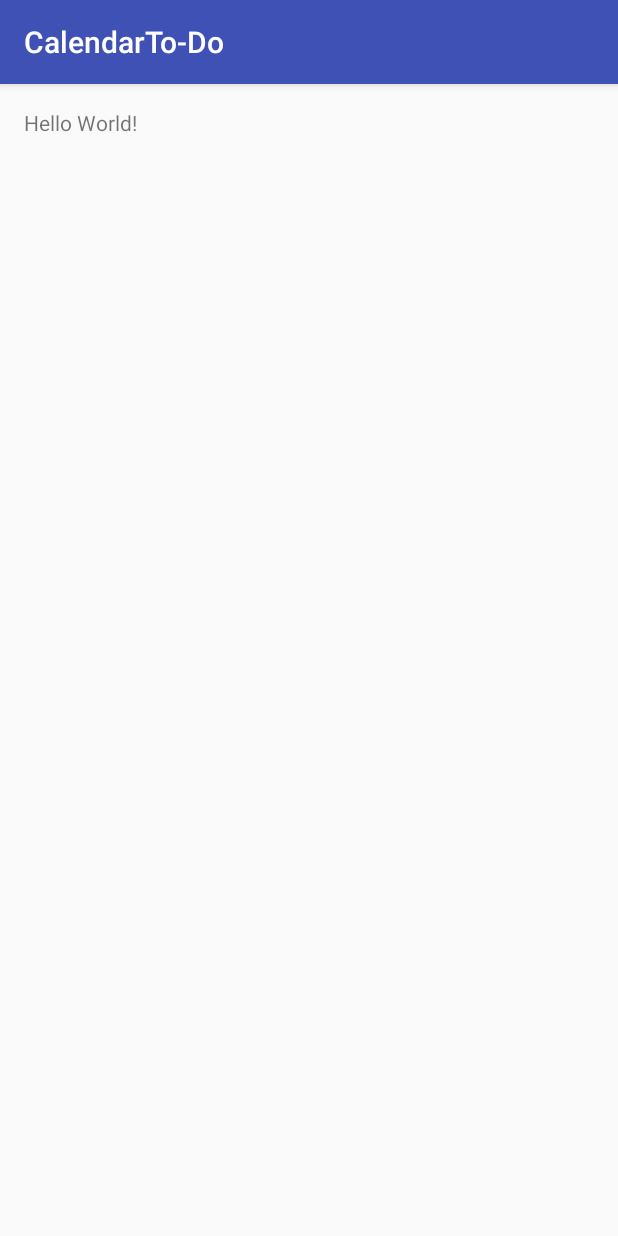
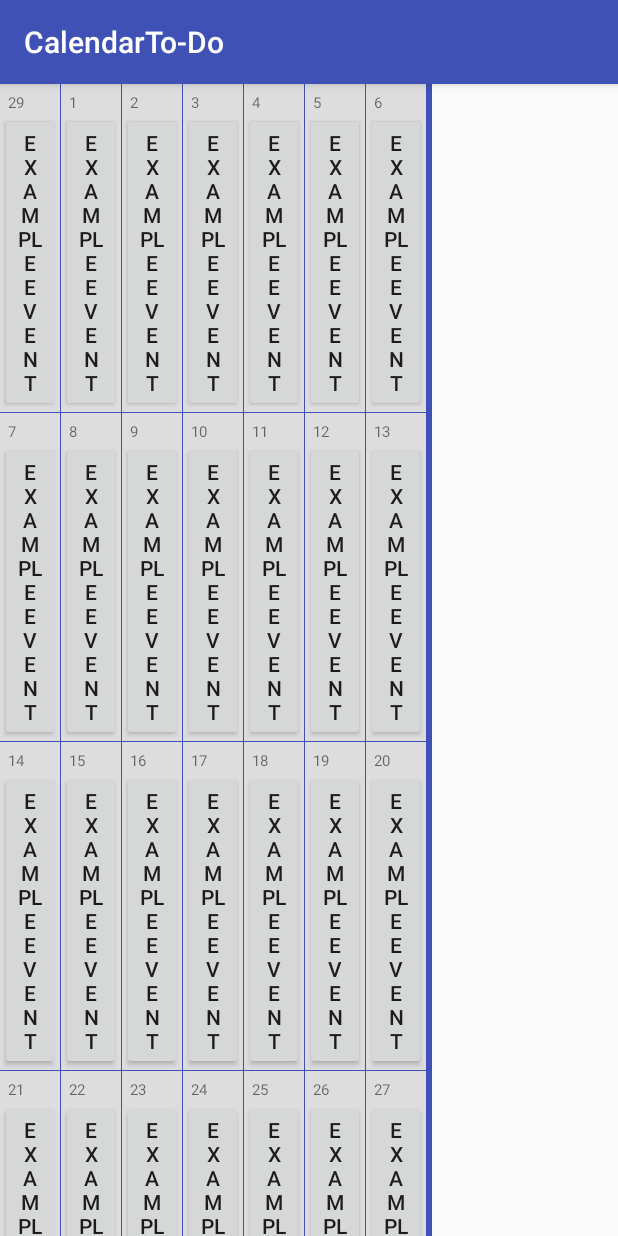
Before and after one commit to rgrambo/calendar-todo, an Android app: the screen it shows after launch (MainActivity), on a phone screen of 412 x 824 dp. Run offline under Robolectric (Android 15) with nearby library versions, the phone set to English and light mode, and no system bars.

Commit message:
Calendar Working

```diff
--- a/CalendarTo-Do/app/build.gradle
+++ b/CalendarTo-Do/app/build.gradle
@@ -23,4 +23,6 @@ dependencies {
     compile fileTree(dir: 'libs', include: ['*.jar'])
     testCompile 'junit:junit:4.12'
     compile 'com.android.support:appcompat-v7:23.1.1'
+    compile 'com.android.support:support-v4:23.1.1'
+    compile 'joda-time:joda-time:2.9.2'
 }
--- /dev/null
+++ b/CalendarTo-Do/app/src/main/java/edu/uw/rgrambo/calendarto_do/CalendarDayAdapter.java
@@ -0,0 +1,83 @@
+package edu.uw.rgrambo.calendarto_do;
+
+import android.content.Context;
+import android.graphics.Color;
+import android.view.LayoutInflater;
+import android.view.View;
+import android.view.ViewGroup;
+import android.widget.BaseAdapter;
+import android.widget.Button;
+import android.widget.LinearLayout;
+import android.widget.TextView;
+
+import org.joda.time.DateTime;
+
+import java.util.Calendar;
+import java.util.Date;
+
+/**
+ * Created by rossgrambo on 2/25/16.
+ */
+public class CalendarDayAdapter extends BaseAdapter {
+    private Context context;
+    private final DateTime[] dates;
+
+    public CalendarDayAdapter(Context context, DateTime[] dates) {
+        this.context = context;
+        this.dates = dates;
+    }
+
+    public View getView(int position, View convertView, ViewGroup parent) {
+
+        LayoutInflater inflater = (LayoutInflater) context
+                .getSystemService(Context.LAYOUT_INFLATER_SERVICE);
+
+        View gridView;
+
+        if (convertView == null) {
+
+            gridView = new View(context);
+
+            // get layout from mobile.xml
+            gridView = inflater.inflate(R.layout.calendar_day, null);
+
+            TextView test = (Button) gridView
+                    .findViewById(R.id.calendarDayButton);
+
+            test.setText("Example Event");
+
+            // set value into textview
+            TextView textView = (TextView) gridView
+                    .findViewById(R.id.calendarDayNumber);
+
+            textView.setText(dates[position].dayOfMonth().getAsText());
+
+            // Set BackgroundColor appropriately
+            if (dates[position].getMonthOfYear() != DateTime.now().getMonthOfYear()) {
+                ((LinearLayout)gridView.findViewById(R.id.calendarDay))
+                        .setBackgroundColor(context.getResources().getColor(R.color.calendarDayOtherBackground));
+            }
+
+        } else {
+            gridView = (View) convertView;
+        }
+
+        return gridView;
+    }
+
+    @Override
+    public int getCount() {
+        return dates.length;
+    }
+
+    @Override
+    public Object getItem(int position) {
+        return null;
+    }
+
+    @Override
+    public long getItemId(int position) {
+        return 0;
+    }
+
+}
--- a/CalendarTo-Do/app/src/main/java/edu/uw/rgrambo/calendarto_do/MainActivity.java
+++ b/CalendarTo-Do/app/src/main/java/edu/uw/rgrambo/calendarto_do/MainActivity.java
@@ -1,13 +1,31 @@
 package edu.uw.rgrambo.calendarto_do;
 
+import android.net.Uri;
 import android.support.v7.app.AppCompatActivity;
 import android.os.Bundle;
+import android.view.View;
 
-public class MainActivity extends AppCompatActivity {
+import java.util.Date;
+
+import layout.CalendarFragment;
+import layout.ToDoFragment;
+
+public class MainActivity extends AppCompatActivity implements CalendarFragment.OnCalendarDayInteractionListener {
 
     @Override
     protected void onCreate(Bundle savedInstanceState) {
         super.onCreate(savedInstanceState);
         setContentView(R.layout.activity_main);
+
+        if (savedInstanceState == null) {
+            getSupportFragmentManager().beginTransaction()
+                    .add(R.id.leftContainer, new CalendarFragment())
+                    //.add(R.id.rightContainer, new ToDoFragment())
+                    .commit();
+        }
+    }
+
+    public void onCalendarDayInteraction(Date date) {
+
     }
 }
--- /dev/null
+++ b/CalendarTo-Do/app/src/main/java/layout/CalendarFragment.java
@@ -0,0 +1,119 @@
+package layout;
+
+import android.content.Context;
+import android.net.Uri;
+import android.os.Bundle;
+import android.os.Debug;
+import android.support.v4.app.Fragment;
+import android.util.Log;
+import android.view.LayoutInflater;
+import android.view.View;
+import android.view.ViewGroup;
+import android.widget.ArrayAdapter;
+import android.widget.GridView;
+
+import org.joda.time.DateTime;
+
+import java.util.Calendar;
+import java.util.Date;
+
+import edu.uw.rgrambo.calendarto_do.CalendarDayAdapter;
+import edu.uw.rgrambo.calendarto_do.R;
+
+/**
+ * A simple {@link Fragment} subclass.
+ * Activities that contain this fragment must implement the
+ * {@link CalendarFragment.OnCalendarDayInteractionListener} interface
+ * to handle interaction events.
+ * Use the {@link CalendarFragment#newInstance} factory method to
+ * create an instance of this fragment.
+ */
+public class CalendarFragment extends Fragment {
+    private OnCalendarDayInteractionListener mListener;
+
+    private GridView gridView;
+
+    // Required Empty Constructor
+    public CalendarFragment() {}
+
+    /**
+     * Use this factory method to create a new instance of this fragment
+     *
+     * @return A new instance of fragment CalendarFragment.
+     */
+    public static CalendarFragment newInstance() {
+        CalendarFragment fragment = new CalendarFragment();
+        return fragment;
+    }
+
+    @Override
+    public void onCreate(Bundle savedInstanceState) {
+        super.onCreate(savedInstanceState);
+    }
+
+    @Override
+    public View onCreateView(LayoutInflater inflater, ViewGroup container,
+                             Bundle savedInstanceState) {
+        // Inflate the layout for this fragment
+        View view = inflater.inflate(R.layout.fragment_calendar, container, false);
+
+        gridView = (GridView) view.findViewById(R.id.gridview);
+
+        populateGrid();
+
+        return view;
+    }
+
+    private void populateGrid() {
+
+        // Create the calendar
+        Calendar calendar = Calendar.getInstance();
+
+        DateTime dateTime = new DateTime(calendar);
+
+        // Set to previous month
+        dateTime = dateTime.minusMonths(1);
+        // Set to last day in that month
+        dateTime = dateTime.dayOfMonth().withMaximumValue();
+        // Set to sunday of that week
+        dateTime = dateTime.minusDays(dateTime.getDayOfWeek()-1);
+
+        DateTime[] dates = new DateTime[7 * 6];
+        for (int i = 0; i < 7 * 6; i++) {
+            dates[i] = dateTime;
+            dateTime = dateTime.plusDays(1);
+        }
+
+        CalendarDayAdapter calendarDayAdapter = new CalendarDayAdapter(getContext(), dates);
+
+        gridView.setAdapter(calendarDayAdapter);
+    }
+
+    public void onCalendarDayInteract(Date date) {
+        if (mListener != null) {
+            mListener.onCalendarDayInteraction(date);
+        }
+    }
+
+    @Override
+    public void onAttach(Context context) {
+        super.onAttach(context);
+        if (context instanceof OnCalendarDayInteractionListener) {
+            mListener = (OnCalendarDayInteractionListener) context;
+        } else {
+            throw new RuntimeException(context.toString()
+                    + " must implement OnFragmentInteractionListener");
+        }
+    }
+
+    @Override
+    public void onDetach() {
+        super.onDetach();
+        mListener = null;
+    }
+
+    public interface OnCalendarDayInteractionListener {
+
+        void onCalendarDayInteraction(Date date);
+    }
+}
--- a/CalendarTo-Do/app/src/main/res/layout/activity_main.xml
+++ b/CalendarTo-Do/app/src/main/res/layout/activity_main.xml
@@ -1,16 +1,21 @@
 <?xml version="1.0" encoding="utf-8"?>
-<RelativeLayout xmlns:android="http://schemas.android.com/apk/res/android"
+<LinearLayout xmlns:android="http://schemas.android.com/apk/res/android"
     xmlns:tools="http://schemas.android.com/tools"
     android:layout_width="match_parent"
     android:layout_height="match_parent"
-    android:paddingBottom="@dimen/activity_vertical_margin"
-    android:paddingLeft="@dimen/activity_horizontal_margin"
-    android:paddingRight="@dimen/activity_horizontal_margin"
-    android:paddingTop="@dimen/activity_vertical_margin"
-    tools:context="edu.uw.rgrambo.calendarto_do.MainActivity">
+    tools:context="edu.uw.rgrambo.calendarto_do.MainActivity"
+    android:orientation="horizontal">
 
-    <TextView
-        android:layout_width="wrap_content"
-        android:layout_height="wrap_content"
-        android:text="Hello World!" />
-</RelativeLayout>
+    <FrameLayout android:id="@+id/leftContainer"
+        android:layout_height="match_parent"
+        android:layout_width="0dp"
+        android:layout_weight="0.7"
+        tools:layout="@layout/fragment_calendar" />
+
+    <FrameLayout android:id="@+id/rightContainer"
+        android:layout_height="match_parent"
+        android:layout_width="0dp"
+        android:layout_weight="0.3"
+        tools:layout="@layout/fragment_to_do"
+        />
+</LinearLayout>
--- /dev/null
+++ b/CalendarTo-Do/app/src/main/res/layout/calendar_day.xml
@@ -0,0 +1,24 @@
+<?xml version="1.0" encoding="utf-8"?>
+<LinearLayout xmlns:android="http://schemas.android.com/apk/res/android"
+    android:id="@+id/calendarDay"
+    android:orientation="vertical" android:layout_width="match_parent"
+    android:layout_height="match_parent"
+    android:background="@color/calendarDayBackground">
+
+    <TextView
+        android:id="@+id/calendarDayNumber"
+        android:layout_width="wrap_content"
+        android:layout_height="wrap_content"
+        android:layout_marginTop="5dp"
+        android:layout_marginLeft="5dp"
+        android:layout_marginStart="5dp"
+        android:text="1"
+        android:textSize="10sp" />
+
+    <Button
+        android:id="@+id/calendarDayButton"
+        android:layout_width="match_parent"
+        android:layout_height="wrap_content"
+        android:text="Some Event"/>
+
+</LinearLayout>
--- /dev/null
+++ b/CalendarTo-Do/app/src/main/res/layout/fragment_calendar.xml
@@ -0,0 +1,13 @@
+<GridView xmlns:android="http://schemas.android.com/apk/res/android"
+    xmlns:tools="http://schemas.android.com/tools"
+    android:id="@+id/gridview"
+    android:background="@color/colorPrimary"
+    android:layout_width="match_parent"
+    android:layout_height="match_parent"
+    tools:context="layout.CalendarFragment"
+    android:numColumns="7"
+    android:verticalSpacing="1dp"
+    android:horizontalSpacing="1dp"
+    android:gravity="center">
+
+</GridView>
--- a/CalendarTo-Do/app/src/main/res/values/colors.xml
+++ b/CalendarTo-Do/app/src/main/res/values/colors.xml
@@ -3,4 +3,6 @@
     <color name="colorPrimary">#3F51B5</color>
     <color name="colorPrimaryDark">#303F9F</color>
     <color name="colorAccent">#FF4081</color>
+    <color name="calendarDayBackground">#FFFFFF</color>
+    <color name="calendarDayOtherBackground">#DDDDDD</color>
 </resources>
```
Also changed, not shown: CalendarTo-Do/app/src/main/java/layout/AddEventDialogFragment.java (added, +47 -0 lines), CalendarTo-Do/app/src/main/java/layout/ToDoFragment.java (added, +109 -0 lines), CalendarTo-Do/app/src/main/res/layout/fragment_add_event_dialog.xml (added, +78 -0 lines), CalendarTo-Do/app/src/main/res/layout/fragment_to_do.xml (added, +13 -0 lines), CalendarTo-Do/app/src/main/res/values/strings.xml (+12 -0 lines).
